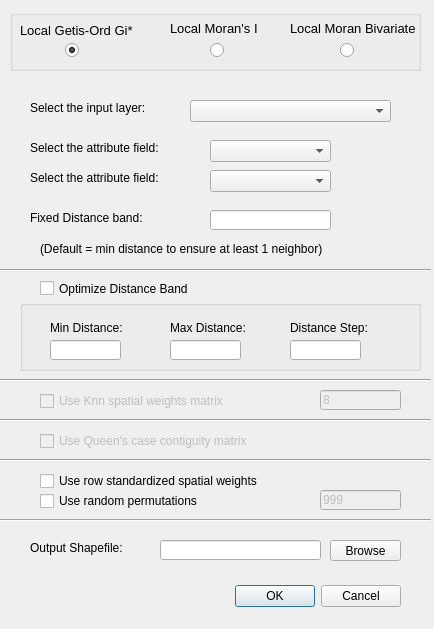
The window that hotspot_analysis_dialog_base.ui (danioxoli/HotSpotAnalysis_Plugin) describes before a commit, drawn with Qt 5.
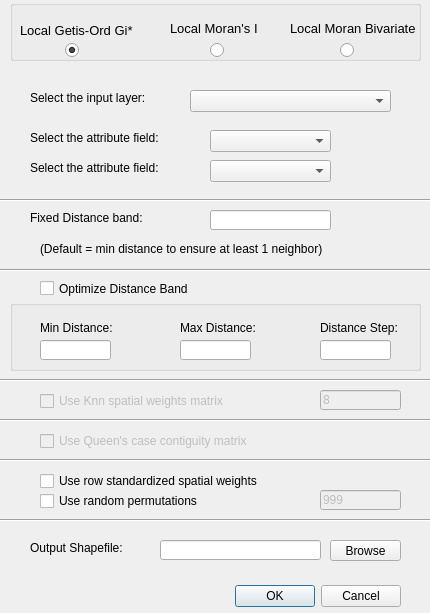
The same window after the commit.

```diff
--- a/hotspot_analysis_dialog_base.ui
+++ b/hotspot_analysis_dialog_base.ui
@@ -6,8 +6,8 @@
    <rect>
     <x>0</x>
     <y>0</y>
-    <width>434</width>
-    <height>629</height>
+    <width>430</width>
+    <height>613</height>
    </rect>
   </property>
   <property name="windowTitle">
@@ -58,7 +58,7 @@
    <property name="geometry">
     <rect>
      <x>190</x>
-     <y>100</y>
+     <y>90</y>
      <width>201</width>
      <height>22</height>
     </rect>
@@ -74,7 +74,7 @@
    <property name="geometry">
     <rect>
      <x>30</x>
-     <y>140</y>
+     <y>130</y>
      <width>181</width>
      <height>16</height>
     </rect>
@@ -150,7 +150,7 @@
    <property name="geometry">
     <rect>
      <x>210</x>
-     <y>140</y>
+     <y>130</y>
      <width>121</width>
      <height>22</height>
     </rect>
@@ -191,7 +191,7 @@
    <property name="geometry">
     <rect>
      <x>30</x>
-     <y>100</y>
+     <y>90</y>
      <width>161</width>
      <height>16</height>
     </rect>
@@ -209,9 +209,9 @@
   <widget class="QGroupBox" name="groupBox">
    <property name="geometry">
     <rect>
-     <x>20</x>
+     <x>10</x>
      <y>300</y>
-     <width>401</width>
+     <width>411</width>
      <height>71</height>
     </rect>
    </property>
@@ -246,7 +246,7 @@
    <widget class="QLineEdit" name="lineEdit_dist">
     <property name="geometry">
      <rect>
-      <x>270</x>
+      <x>310</x>
       <y>40</y>
       <width>71</width>
       <height>20</height>
@@ -262,7 +262,7 @@
    <widget class="QLabel" name="label_9">
     <property name="geometry">
      <rect>
-      <x>150</x>
+      <x>170</x>
       <y>20</y>
       <width>101</width>
       <height>16</height>
@@ -281,7 +281,7 @@
    <widget class="QLabel" name="label_8">
     <property name="geometry">
      <rect>
-      <x>270</x>
+      <x>310</x>
       <y>20</y>
       <width>101</width>
       <height>16</height>
@@ -316,7 +316,7 @@
    <widget class="QLineEdit" name="lineEdit_maxT">
     <property name="geometry">
      <rect>
-      <x>150</x>
+      <x>170</x>
       <y>40</y>
       <width>71</width>
       <height>20</height>
@@ -530,7 +530,7 @@
    <property name="geometry">
     <rect>
      <x>30</x>
-     <y>170</y>
+     <y>160</y>
      <width>181</width>
      <height>16</height>
     </rect>
@@ -552,7 +552,7 @@
    <property name="geometry">
     <rect>
      <x>210</x>
-     <y>170</y>
+     <y>160</y>
      <width>121</width>
      <height>22</height>
     </rect>
@@ -568,7 +568,7 @@
    <property name="geometry">
     <rect>
      <x>10</x>
-     <y>10</y>
+     <y>0</y>
      <width>411</width>
      <height>61</height>
     </rect>
@@ -580,7 +580,7 @@
     <property name="geometry">
      <rect>
       <x>200</x>
-      <y>30</y>
+      <y>40</y>
       <width>21</width>
       <height>21</height>
      </rect>
@@ -593,7 +593,7 @@
     <property name="geometry">
      <rect>
       <x>330</x>
-      <y>30</y>
+      <y>40</y>
       <width>21</width>
       <height>21</height>
      </rect>
@@ -606,7 +606,7 @@
     <property name="geometry">
      <rect>
       <x>55</x>
-      <y>30</y>
+      <y>40</y>
       <width>21</width>
       <height>20</height>
      </rect>
@@ -622,7 +622,7 @@
     <property name="geometry">
      <rect>
       <x>10</x>
-      <y>10</y>
+      <y>20</y>
       <width>151</width>
       <height>20</height>
      </rect>
@@ -644,7 +644,7 @@
     <property name="geometry">
      <rect>
       <x>160</x>
-      <y>10</y>
+      <y>20</y>
       <width>121</width>
       <height>17</height>
      </rect>
@@ -666,7 +666,7 @@
     <property name="geometry">
      <rect>
       <x>280</x>
-      <y>10</y>
+      <y>20</y>
       <width>131</width>
       <height>17</height>
      </rect>
@@ -748,6 +748,25 @@
     <string>8</string>
    </property>
   </widget>
+  <widget class="Line" name="line_6">
+   <property name="geometry">
+    <rect>
+     <x>0</x>
+     <y>190</y>
+     <width>431</width>
+     <height>20</height>
+    </rect>
+   </property>
+   <property name="font">
+    <font>
+     <family>Arial</family>
+     <pointsize>9</pointsize>
+    </font>
+   </property>
+   <property name="orientation">
+    <enum>Qt::Horizontal</enum>
+   </property>
+  </widget>
  </widget>
  <resources/>
  <connections>
```
